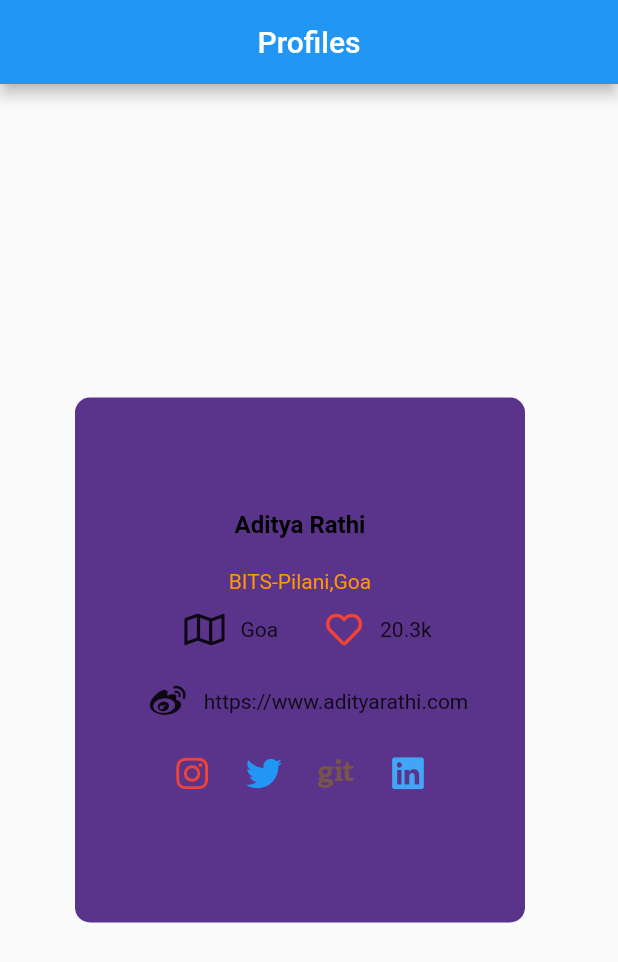
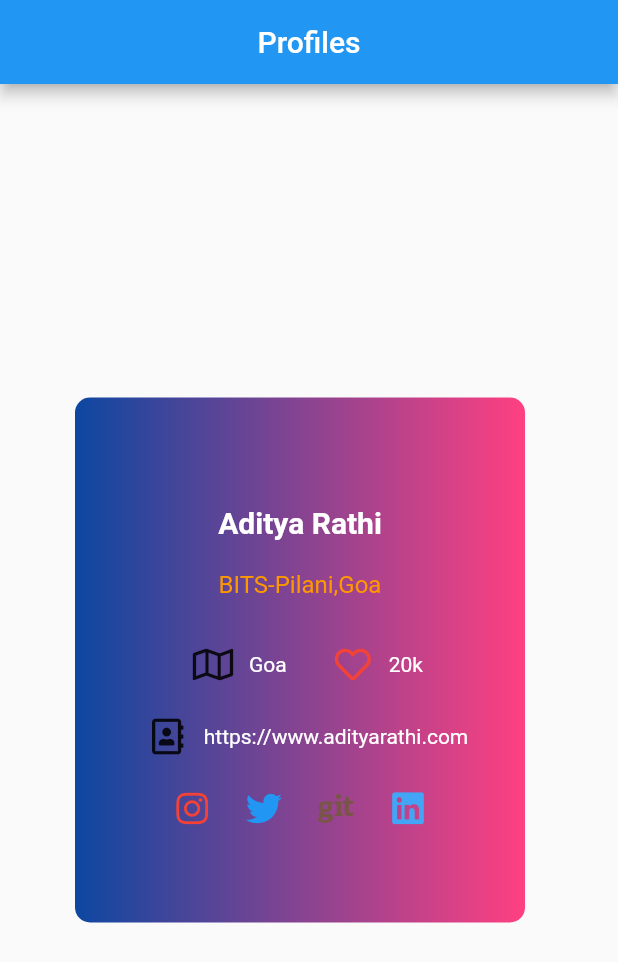
Before and after one commit to me-aditya/Flutter-Profile-UI, a Flutter app: the screen it shows after launch, on a phone screen of 412 x 824 dp. Shown: the top 962 px of the screen. Run offline on Flutter 3.47's test engine with Material 2 defaults, Android fonts, the phone set to English and light mode, and no system bars; our stand-ins replace font_awesome_flutter.

Commit message:
added data

```diff
--- a/lib/main.dart
+++ b/lib/main.dart
@@ -43,10 +43,41 @@ class _MyHomePageState extends State<MyHomePage> {
       body: ListView(
         scrollDirection: Axis.horizontal,
         children: <Widget>[
-          ProfileArea(),
-          ProfileArea(),
-          ProfileArea(),
-          ProfileArea(),
+          ProfileArea(
+            name: "Aditya Rathi",
+            collegeName: "BITS-Pilani,Goa",
+            likes: 20,
+            color: Colors.blue[900],
+            location: "Goa",
+          ),
+          ProfileArea(
+            name: "Himanshu Mahalle",
+            collegeName: "IIIT , Pune",
+            likes: 21,
+            color: Colors.orange,
+            location: "Pune",
+          ),
+          ProfileArea(
+            name: "Omkar Shitole",
+            collegeName: "BITS-Pilani,Goa",
+            likes: 23,
+            color: Colors.pink,
+            location: "Germany",
+          ),
+          ProfileArea(
+            name: "Vedant Gujar",
+            collegeName: "BITS-Pilani,Goa",
+            likes: 300,
+            color: Colors.green,
+            location: "Nashik",
+          ),
+          ProfileArea(
+            name: "Ankit Anand",
+            collegeName: "BITS-Pilani,Goa",
+            likes: 19,
+            color: Colors.cyan,
+            location: "Bihar",
+          ),
         ],
       ),
     );
@@ -54,6 +85,16 @@ class _MyHomePageState extends State<MyHomePage> {
 }
 
 class ProfileArea extends StatelessWidget {
+  ProfileArea(
+      {this.name, this.collegeName, this.likes, this.location, this.color});
+
+  final String name;
+  final String collegeName;
+  final int likes;
+  final String location;
+  //final String websiteName;
+  final Color color;
+
   @override
   Widget build(BuildContext context) {
     return Container(
@@ -64,29 +105,30 @@ class ProfileArea extends StatelessWidget {
           height: 350.0,
           decoration: BoxDecoration(
             borderRadius: BorderRadius.circular(10.0),
-            color: Color(0xFF5A348B),
-            gradient:
-                LinearGradient(colors: [Color(0xFF5A348B), Color(0xFF5A348B)]),
+            color: color,
+            gradient: LinearGradient(colors: [color, Colors.pinkAccent]),
           ),
           child: Column(
             mainAxisAlignment: MainAxisAlignment.center,
             children: <Widget>[
+              SizedBox(height: 20.0),
               Text(
-                "Aditya Rathi",
+                name,
                 style: TextStyle(
-                  color: Colors.black,
-                  fontSize: 16.0,
+                  color: Colors.white,
+                  fontSize: 20.0,
                   fontWeight: FontWeight.w600,
                 ),
               ),
               SizedBox(height: 20.0),
               Text(
-                "BITS-Pilani,Goa",
+                collegeName,
                 style: TextStyle(
-                  fontSize: 14.0,
+                  fontSize: 16.0,
                   color: Colors.orange,
                 ),
               ),
+              SizedBox(height: 20.0),
               Row(
                 mainAxisAlignment: MainAxisAlignment.center,
                 children: <Widget>[
@@ -95,20 +137,36 @@ class ProfileArea extends StatelessWidget {
                         FontAwesomeIcons.map,
                       ),
                       onPressed: () {}),
-                  Text("Goa"),
+                  Text(
+                    location,
+                    style: TextStyle(
+                      color: Colors.white,
+                    ),
+                  ),
                   SizedBox(width: 20.0),
                   IconButton(
                       icon: FaIcon(FontAwesomeIcons.heart, color: Colors.red),
                       onPressed: () {}),
-                  Text("20.3k"),
+                  Text(
+                    "${likes}k",
+                    style: TextStyle(
+                      color: Colors.white,
+                    ),
+                  ),
                 ],
               ),
               Row(
                 mainAxisAlignment: MainAxisAlignment.center,
                 children: <Widget>[
                   IconButton(
-                      icon: FaIcon(FontAwesomeIcons.weibo), onPressed: () {}),
-                  Text("https://www.adityarathi.com"),
+                      icon: FaIcon(FontAwesomeIcons.addressBook),
+                      onPressed: () {}),
+                  Text(
+                    "https://www.adityarathi.com",
+                    style: TextStyle(
+                      color: Colors.white,
+                    ),
+                  ),
                 ],
               ),
               Row(
```
